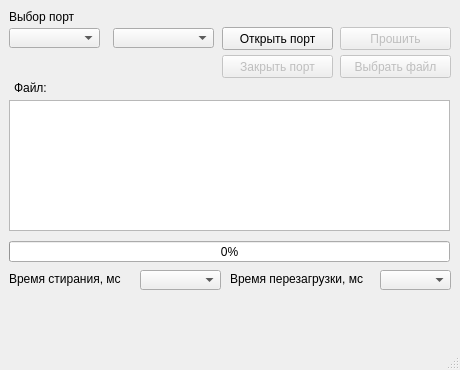
First picture: the form in Serial_Qt.ui, repository Khmol/Loader, before the edit.
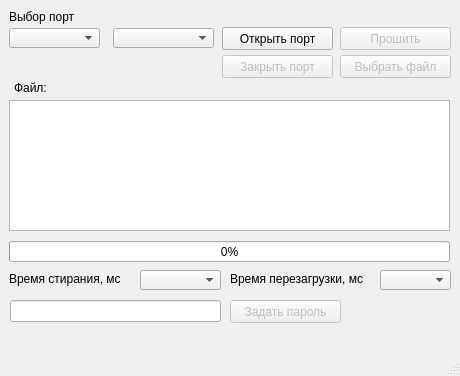
Second picture: the form after the edit. Icons and pictures are not drawn.

What changed in the file:
```diff
--- a/Serial_Qt.ui
+++ b/Serial_Qt.ui
@@ -7,19 +7,19 @@
     <x>0</x>
     <y>0</y>
     <width>460</width>
-    <height>370</height>
+    <height>376</height>
    </rect>
   </property>
   <property name="minimumSize">
    <size>
     <width>460</width>
-    <height>370</height>
+    <height>376</height>
    </size>
   </property>
   <property name="maximumSize">
    <size>
     <width>460</width>
-    <height>370</height>
+    <height>376</height>
    </size>
   </property>
   <property name="windowTitle">
@@ -216,6 +216,68 @@
      </rect>
     </property>
    </widget>
+   <widget class="QPushButton" name="pushButton_Password_Set">
+    <property name="enabled">
+     <bool>false</bool>
+    </property>
+    <property name="geometry">
+     <rect>
+      <x>230</x>
+      <y>300</y>
+      <width>111</width>
+      <height>23</height>
+     </rect>
+    </property>
+    <property name="text">
+     <string>Задать пароль</string>
+    </property>
+   </widget>
+   <widget class="QLabel" name="label_Password_Result">
+    <property name="geometry">
+     <rect>
+      <x>360</x>
+      <y>300</y>
+      <width>91</width>
+      <height>20</height>
+     </rect>
+    </property>
+    <property name="text">
+     <string>&lt;html&gt;&lt;head/&gt;&lt;body&gt;&lt;p&gt;&lt;br/&gt;&lt;/p&gt;&lt;/body&gt;&lt;/html&gt;</string>
+    </property>
+   </widget>
+   <widget class="QLineEdit" name="lineEdit_Password">
+    <property name="geometry">
+     <rect>
+      <x>10</x>
+      <y>300</y>
+      <width>211</width>
+      <height>22</height>
+     </rect>
+    </property>
+    <property name="maxLength">
+     <number>32</number>
+    </property>
+    <property name="echoMode">
+     <enum>QLineEdit::PasswordEchoOnEdit</enum>
+    </property>
+   </widget>
+   <zorder>pushButton_Choice_File</zorder>
+   <zorder>label_File_Name</zorder>
+   <zorder>pushButton_Send</zorder>
+   <zorder>plainTextEdit</zorder>
+   <zorder>comboBox_Baudrate</zorder>
+   <zorder>comboBox_COM</zorder>
+   <zorder>label_2</zorder>
+   <zorder>pushButton_open_COM</zorder>
+   <zorder>progressBar</zorder>
+   <zorder>pushButton_close_COM</zorder>
+   <zorder>label_Erase_Time</zorder>
+   <zorder>comboBox_Erase_Time</zorder>
+   <zorder>label_Reset_Time</zorder>
+   <zorder>comboBox_Reset_Time</zorder>
+   <zorder>pushButton_Password_Set</zorder>
+   <zorder>lineEdit_Password</zorder>
+   <zorder>label_Password_Result</zorder>
   </widget>
   <widget class="QMenuBar" name="menubar">
    <property name="geometry">
```
